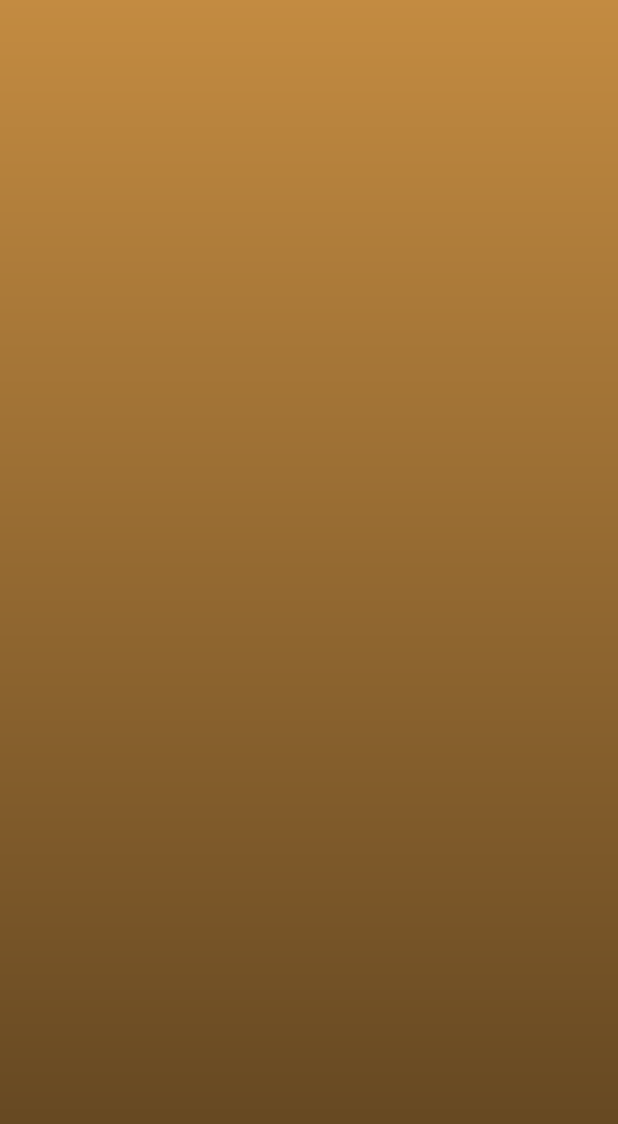
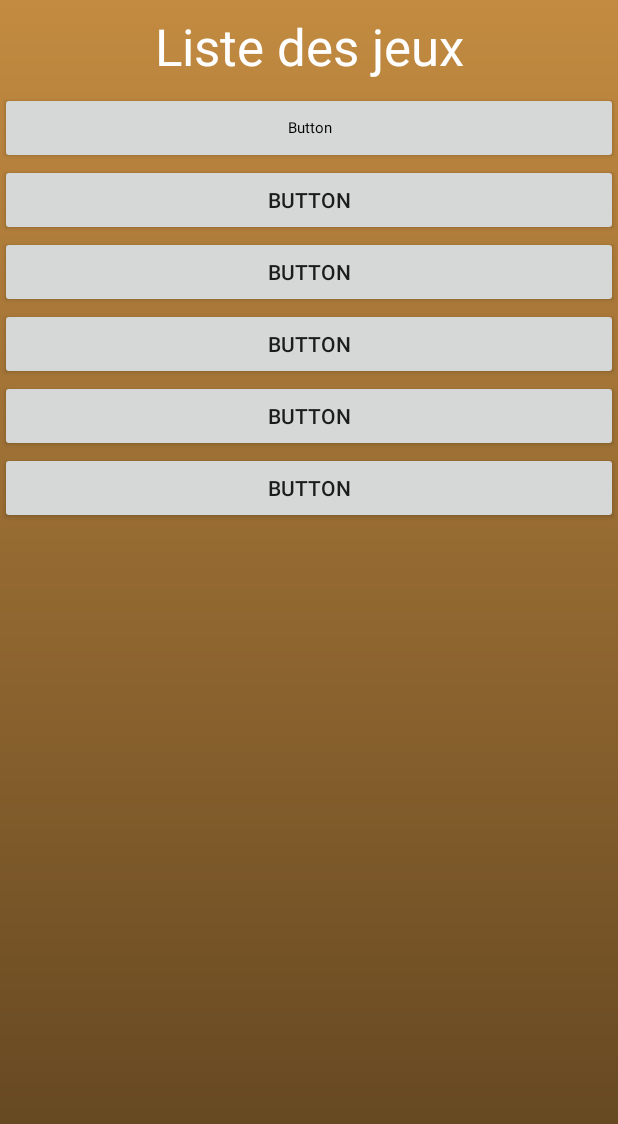
Before and after one commit to SterennLeHir/Buffalo_MoBill, an Android app built with Jetpack Compose: the GameList screen opened directly, with no data from a screen before it, on a phone screen of 412 x 824 dp. Shown: the top 1124 px of the screen. Run offline under Robolectric (Android 15) with nearby library versions, the phone set to English and light mode, and no system bars.

Commit message:
Update gamelist

```diff
--- /dev/null
+++ b/app/src/main/java/esir/progmob/buffalo_mobill/BluetoothPermissions.kt
@@ -0,0 +1,4 @@
+package esir.progmob.buffalo_mobill
+
+class BluetoothPermissions {
+}
--- a/app/src/main/res/layout/gamelist.xml
+++ b/app/src/main/res/layout/gamelist.xml
@@ -5,4 +5,50 @@
     android:background="@drawable/background"
     android:orientation="vertical">
 
+    <TextView
+        android:id="@+id/titleGameList"
+        android:layout_width="match_parent"
+        android:layout_height="wrap_content"
+        android:layout_marginVertical="8dp"
+        android:text="@string/gamelist"
+        android:textAlignment="center"
+        android:textColor="#FFFFFF"
+        android:textSize="34sp" />
+
+    <Button
+        android:id="@+id/button"
+        android:layout_width="match_parent"
+        android:layout_height="wrap_content"
+        android:text="Button"
+        android:textAppearance="@style/Theme.Buffalo_MoBill" />
+
+    <Button
+        android:id="@+id/button2"
+        android:layout_width="match_parent"
+        android:layout_height="wrap_content"
+        android:text="Button" />
+
+    <Button
+        android:id="@+id/button3"
+        android:layout_width="match_parent"
+        android:layout_height="wrap_content"
+        android:text="Button" />
+
+    <Button
+        android:id="@+id/button4"
+        android:layout_width="match_parent"
+        android:layout_height="wrap_content"
+        android:text="Button" />
+
+    <Button
+        android:id="@+id/button5"
+        android:layout_width="match_parent"
+        android:layout_height="wrap_content"
+        android:text="Button" />
+
+    <Button
+        android:id="@+id/button6"
+        android:layout_width="match_parent"
+        android:layout_height="wrap_content"
+        android:text="Button" />
 </LinearLayout>
```
Also changed, not shown: app/src/main/res/drawable/button.xml (added, +10 -0 lines), app/src/main/res/values/strings.xml (+8 -0 lines).
